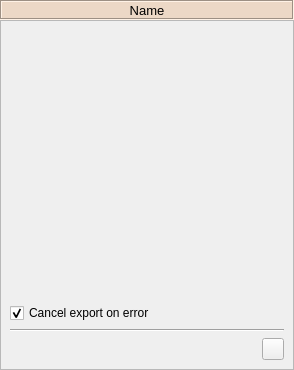
Qt form spine_items/exporter/ui/exporter_properties.ui (spine-tools/spine-items) before a commit.
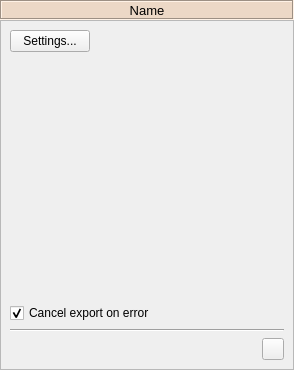
The same form after that commit. Icons and pictures are not drawn.

Commit message:
Make Exporter use single settings
Exporter now applies a single SettingsPack to all connected databases.
Further, the automatic settings update mechanism has been removed. These
changes solve multiple issues and prepare Exporter for specifications.

Re #15

```diff
--- a/spine_items/exporter/ui/exporter_properties.ui
+++ b/spine_items/exporter/ui/exporter_properties.ui
@@ -103,6 +103,37 @@
        </rect>
       </property>
       <layout class="QVBoxLayout" name="verticalLayout_21">
+       <item>
+        <layout class="QHBoxLayout" name="horizontalLayout_2">
+         <item>
+          <widget class="QPushButton" name="settings_button">
+           <property name="text">
+            <string>Settings...</string>
+           </property>
+          </widget>
+         </item>
+         <item>
+          <spacer name="horizontalSpacer">
+           <property name="orientation">
+            <enum>Qt::Horizontal</enum>
+           </property>
+           <property name="sizeHint" stdset="0">
+            <size>
+             <width>40</width>
+             <height>20</height>
+            </size>
+           </property>
+          </spacer>
+         </item>
+        </layout>
+       </item>
+       <item>
+        <widget class="QLabel" name="issues_label">
+         <property name="text">
+          <string/>
+         </property>
+        </widget>
+       </item>
        <item>
         <layout class="QVBoxLayout" name="databases_list_layout"/>
        </item>
```
The commit also changes 29 other files.
